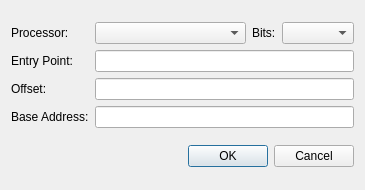
First picture: the form in dialogs/manualloaddialog.ui, repository REDasmOrg/REDasm, before the edit.
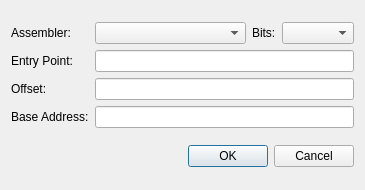
Second picture: the form after the edit.

The edit to the form file:
```diff
--- a/dialogs/manualloaddialog.ui
+++ b/dialogs/manualloaddialog.ui
@@ -25,7 +25,7 @@
      <item row="0" column="0">
       <widget class="QLabel" name="label">
        <property name="text">
-        <string>Processor:</string>
+        <string>Assembler:</string>
        </property>
       </widget>
      </item>
```
Left out of the diff: 2 changed lines with no effect on the pictures.
